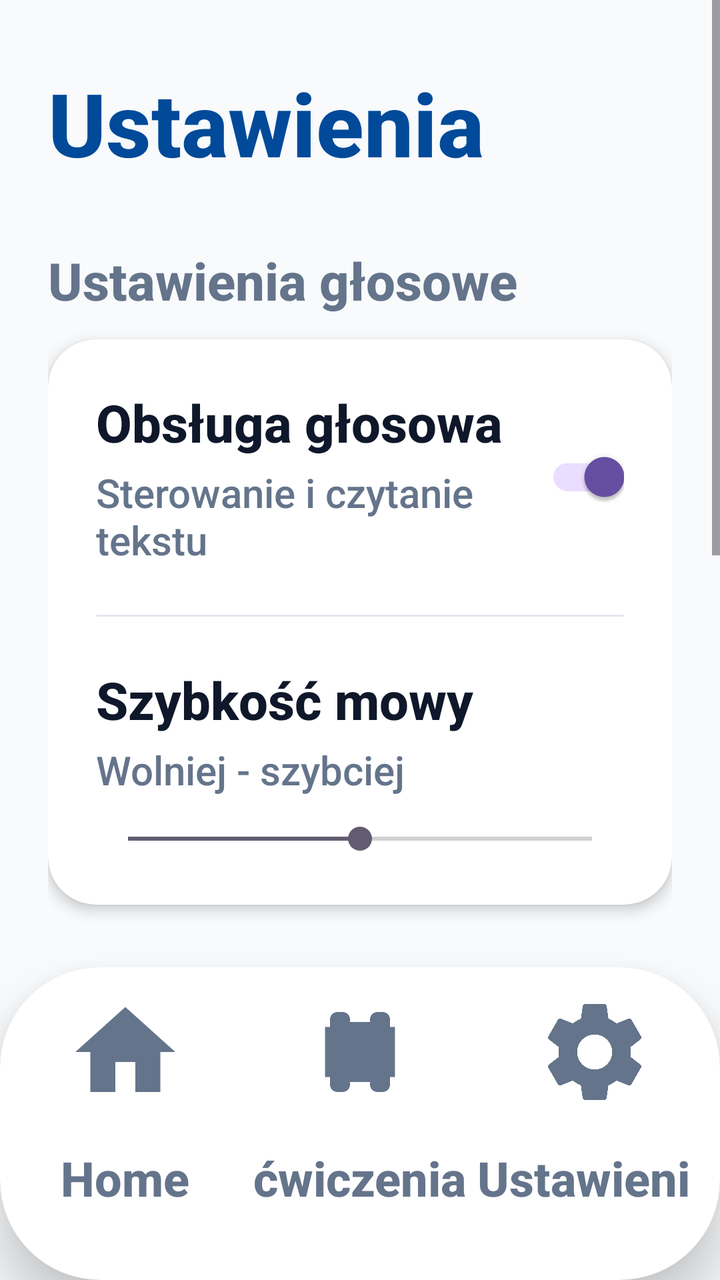
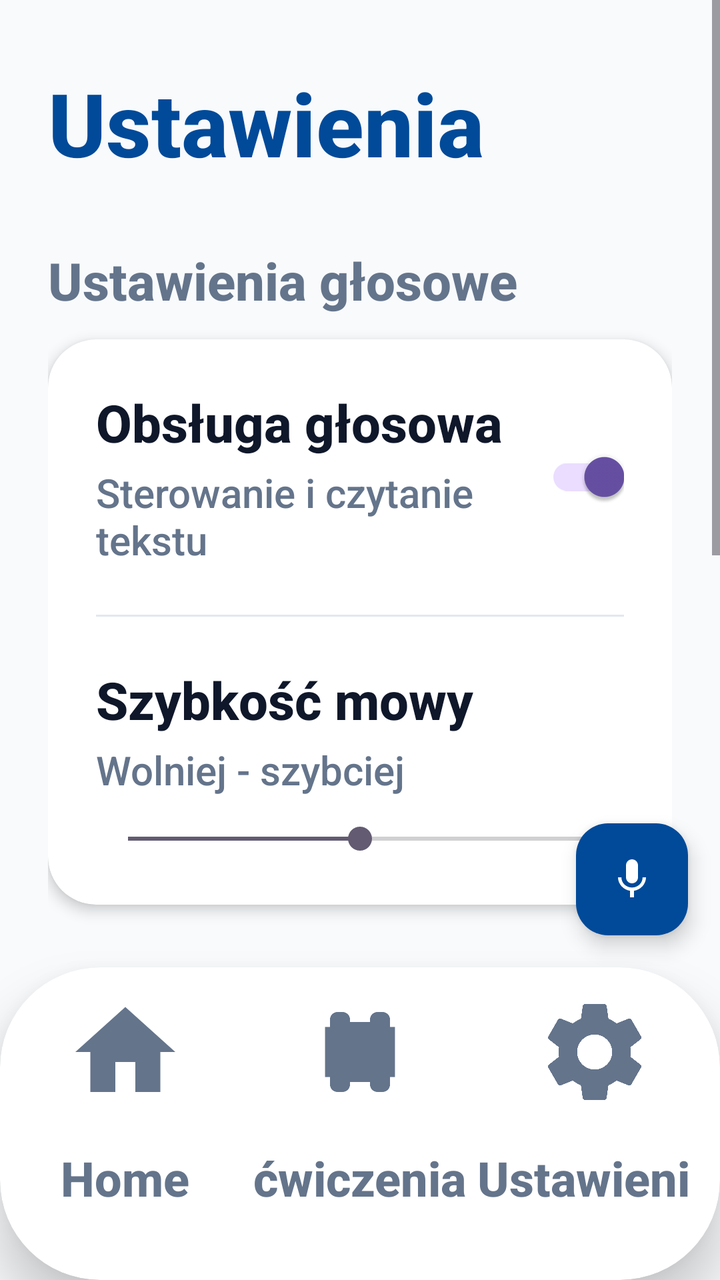

The first picture is an Android layout as it rendered before a commit; the second is the same layout after the commit. The layout source and the unified diff follow.
<!-- AndroidManifest.xml: application theme Theme.Fitnessapp -->
<!-- res/layout/activity_settings.xml -->
<?xml version="1.0" encoding="utf-8"?>
<androidx.constraintlayout.widget.ConstraintLayout xmlns:android="http://schemas.android.com/apk/res/android"
    xmlns:app="http://schemas.android.com/apk/res-auto"
    android:layout_width="match_parent"
    android:layout_height="match_parent"
    android:background="#F8FAFC">

    <ScrollView
        android:layout_width="match_parent"
        android:layout_height="0dp"
        android:fillViewport="true"
        android:overScrollMode="never"
        app:layout_constraintBottom_toTopOf="@id/bottom_nav_container"
        app:layout_constraintTop_toTopOf="parent">

        <LinearLayout
            android:layout_width="match_parent"
            android:layout_height="wrap_content"
            android:orientation="vertical"
            android:paddingHorizontal="24dp"
            android:paddingTop="32dp"
            android:paddingBottom="40dp">

            <TextView
                android:layout_width="match_parent"
                android:layout_height="wrap_content"
                android:text="Ustawienia"
                android:textColor="#004A99"
                android:textSize="44sp"
                android:textStyle="bold" />

            
            <TextView
                android:layout_width="match_parent"
                android:layout_height="wrap_content"
                android:layout_marginTop="32dp"
                android:text="Ustawienia głosowe"
                android:textColor="#64748B"
                android:textSize="26sp"
                android:textStyle="bold" />

            <androidx.cardview.widget.CardView
                android:layout_width="match_parent"
                android:layout_height="wrap_content"
                android:layout_marginTop="12dp"
                app:cardCornerRadius="24dp"
                app:cardElevation="4dp">

                <LinearLayout
                    android:layout_width="match_parent"
                    android:layout_height="wrap_content"
                    android:orientation="vertical">

                    
                    <LinearLayout
                        android:id="@+id/layout_voice_enabled"
                        android:layout_width="match_parent"
                        android:layout_height="wrap_content"
                        android:background="?attr/selectableItemBackground"
                        android:clickable="true"
                        android:focusable="true"
                        android:orientation="horizontal"
                        android:padding="24dp"
                        android:gravity="center_vertical">

                        <LinearLayout
                            android:layout_width="0dp"
                            android:layout_height="wrap_content"
                            android:layout_weight="1"
                            android:orientation="vertical">

                            <TextView
                                android:layout_width="wrap_content"
                                android:layout_height="wrap_content"
                                android:text="Obsługa głosowa"
                                android:textColor="#0F172A"
                                android:textSize="26sp"
                                android:textStyle="bold" />

                            <TextView
                                android:layout_width="wrap_content"
                                android:layout_height="wrap_content"
                                android:layout_marginTop="4dp"
                                android:text="Sterowanie i czytanie tekstu"
                                android:textColor="#64748B"
                                android:textSize="20sp" />
                        </LinearLayout>

                        <androidx.appcompat.widget.SwitchCompat
                            android:id="@+id/switch_voice_enabled"
                            android:layout_width="wrap_content"
                            android:layout_height="wrap_content"
                            android:checked="true" />
                    </LinearLayout>

                    <View
                        android:layout_width="match_parent"
                        android:layout_height="1dp"
                        android:layout_marginHorizontal="24dp"
                        android:background="#E2E8F0" />

                    
                    <LinearLayout
                        android:id="@+id/layout_speech_rate"
                        android:layout_width="match_parent"
                        android:layout_height="wrap_content"
                        android:orientation="vertical"
                        android:padding="24dp">

                        <TextView
                            android:layout_width="wrap_content"
                            android:layout_height="wrap_content"
                            android:text="Szybkość mowy"
                            android:textColor="#0F172A"
                            android:textSize="26sp"
                            android:textStyle="bold" />

                        <TextView
                            android:layout_width="wrap_content"
                            android:layout_height="wrap_content"
                            android:layout_marginTop="4dp"
                            android:text="Wolniej - szybciej"
                            android:textColor="#64748B"
                            android:textSize="20sp" />

                        <SeekBar
                            android:id="@+id/seekbar_speech_rate"
                            android:layout_width="match_parent"
                            android:layout_height="wrap_content"
                            android:layout_marginTop="12dp"
                            android:max="20"
                            android:progress="10" />
                    </LinearLayout>

                </LinearLayout>
            </androidx.cardview.widget.CardView>

            
            <TextView
                android:layout_width="match_parent"
                android:layout_height="wrap_content"
                android:layout_marginTop="32dp"
                android:text="Konto"
                android:textColor="#64748B"
                android:textSize="26sp"
                android:textStyle="bold" />

            <androidx.cardview.widget.CardView
                android:layout_width="match_parent"
                android:layout_height="wrap_content"
                android:layout_marginTop="12dp"
                app:cardCornerRadius="24dp"
                app:cardElevation="4dp">

                <LinearLayout
                    android:layout_width="match_parent"
                    android:layout_height="wrap_content"
                    android:orientation="vertical">

                    <TextView
                        android:id="@+id/tv_change_name"
                        android:layout_width="match_parent"
                        android:layout_height="wrap_content"
                        android:background="?attr/selectableItemBackground"
                        android:clickable="true"
                        android:focusable="true"
                        android:padding="24dp"
                        android:text="Zmień imię"
                        android:textColor="#0F172A"
                        android:textSize="26sp"
                        android:textStyle="bold" />

                    <View
                        android:layout_width="match_parent"
                        android:layout_height="1dp"
                        android:layout_marginHorizontal="24dp"
                        android:background="#E2E8F0" />

                    <TextView
                        android:id="@+id/tv_edit_conditions"
                        android:layout_width="match_parent"
                        android:layout_height="wrap_content"
                        android:background="?attr/selectableItemBackground"
                        android:clickable="true"
                        android:focusable="true"
                        android:padding="24dp"
                        android:text="Moje schorzenia"
                        android:textColor="#0F172A"
                        android:textSize="26sp"
                        android:textStyle="bold" />

                </LinearLayout>
            </androidx.cardview.widget.CardView>

            <Button
                android:id="@+id/btn_logout_settings"
                android:layout_width="match_parent"
                android:layout_height="72dp"
                android:layout_marginTop="32dp"
                android:background="@drawable/bg_button_primary"
                android:text="Wyloguj się"
                android:textAllCaps="false"
                android:textColor="@color/white"
                android:textSize="26sp"
                android:textStyle="bold"
                app:backgroundTint="#EF4444" />

        </LinearLayout>
    </ScrollView>

    <include
        android:id="@+id/bottom_nav_container"
        layout="@layout/layout_bottom_nav"
        android:layout_width="match_parent"
        android:layout_height="wrap_content"
        app:layout_constraintBottom_toBottomOf="parent" />

</androidx.constraintlayout.widget.ConstraintLayout>
<!-- res/layout/layout_bottom_nav.xml (included above) -->
<?xml version="1.0" encoding="utf-8"?>
<androidx.cardview.widget.CardView xmlns:android="http://schemas.android.com/apk/res/android"
    xmlns:app="http://schemas.android.com/apk/res-auto"
    android:id="@+id/bottom_nav_container"
    android:layout_width="match_parent"
    android:layout_height="210dp"
    app:cardCornerRadius="50dp"
    app:cardElevation="16dp"
    app:cardBackgroundColor="#FFFFFF"
    android:layout_marginBottom="-35dp">

    <LinearLayout
        android:layout_width="match_parent"
        android:layout_height="match_parent"
        android:orientation="horizontal"
        android:paddingBottom="35dp"
        android:paddingHorizontal="4dp"
        android:gravity="bottom">

        
        <LinearLayout
            android:id="@+id/nav_home"
            android:layout_width="0dp"
            android:layout_height="match_parent"
            android:layout_weight="1"
            android:gravity="center"
            android:orientation="vertical"
            android:clickable="true"
            android:focusable="true"
            android:background="?android:attr/selectableItemBackground">

            <androidx.cardview.widget.CardView
                android:id="@+id/nav_home_indicator"
                android:layout_width="120dp"
                android:layout_height="85dp"
                app:cardCornerRadius="30dp"
                app:cardElevation="0dp"
                app:cardBackgroundColor="@android:color/transparent">
                <ImageView
                    android:id="@+id/nav_home_icon"
                    android:layout_width="60dp"
                    android:layout_height="60dp"
                    android:layout_gravity="center"
                    android:src="@drawable/ic_home"
                    app:tint="#64748B" />
            </androidx.cardview.widget.CardView>
            <TextView
                android:id="@+id/nav_home_text"
                android:layout_width="wrap_content"
                android:layout_height="wrap_content"
                android:text="Home"
                android:textColor="#64748B"
                android:textStyle="bold"
                android:textSize="24sp"
                android:maxLines="1"
                android:ellipsize="none"
                android:layout_marginTop="4dp" />
        </LinearLayout>

        
        <LinearLayout
            android:id="@+id/nav_plan"
            android:layout_width="0dp"
            android:layout_height="match_parent"
            android:layout_weight="1"
            android:gravity="center"
            android:orientation="vertical"
            android:clickable="true"
            android:focusable="true"
            android:background="?android:attr/selectableItemBackground">

            <androidx.cardview.widget.CardView
                android:id="@+id/nav_plan_indicator"
                android:layout_width="120dp"
                android:layout_height="85dp"
                app:cardCornerRadius="30dp"
                app:cardElevation="0dp"
                app:cardBackgroundColor="@android:color/transparent">
                <ImageView
                    android:id="@+id/nav_plan_icon"
                    android:layout_width="60dp"
                    android:layout_height="60dp"
                    android:layout_gravity="center"
                    android:src="@drawable/ic_dumbbell"
                    app:tint="#64748B" />
            </androidx.cardview.widget.CardView>
            <TextView
                android:id="@+id/nav_plan_text"
                android:layout_width="wrap_content"
                android:layout_height="wrap_content"
                android:text="ćwiczenia"
                android:textColor="#64748B"
                android:textStyle="bold"
                android:textSize="24sp"
                android:maxLines="1"
                android:ellipsize="none"
                android:layout_marginTop="4dp" />
        </LinearLayout>

        
        <LinearLayout
            android:id="@+id/nav_settings"
            android:layout_width="0dp"
            android:layout_height="match_parent"
            android:layout_weight="1"
            android:gravity="center"
            android:orientation="vertical"
            android:clickable="true"
            android:focusable="true"
            android:background="?android:attr/selectableItemBackground">

            <androidx.cardview.widget.CardView
                android:id="@+id/nav_settings_indicator"
                android:layout_width="120dp"
                android:layout_height="85dp"
                app:cardCornerRadius="30dp"
                app:cardElevation="0dp"
                app:cardBackgroundColor="@android:color/transparent">
                <ImageView
                    android:id="@+id/nav_settings_icon"
                    android:layout_width="60dp"
                    android:layout_height="60dp"
                    android:layout_gravity="center"
                    android:src="@drawable/ic_settings"
                    app:tint="#64748B" />
            </androidx.cardview.widget.CardView>
            <TextView
                android:id="@+id/nav_settings_text"
                android:layout_width="wrap_content"
                android:layout_height="wrap_content"
                android:text="Ustawienia"
                android:textColor="#64748B"
                android:textStyle="bold"
                android:textSize="24sp"
                android:maxLines="1"
                android:ellipsize="none"
                android:layout_marginTop="4dp" />
        </LinearLayout>

    </LinearLayout>
</androidx.cardview.widget.CardView>
<!-- resources referenced by this layout -->
<resources>
  <color name="white">#FFFFFFFF</color>
  <!-- drawable bg_button_primary (drawable) -->
  <shape xmlns:android="http://schemas.android.com/apk/res/android"
      android:shape="rectangle">
      <solid android:color="@color/blue_primary" />
      <corners android:radius="16dp" />
  </shape>
  <!-- drawable ic_dumbbell (drawable) -->
  <vector xmlns:android="http://schemas.android.com/apk/res/android"
      android:width="24dp"
      android:height="24dp"
      android:viewportWidth="24"
      android:viewportHeight="24">
      <path
          android:fillColor="#000000"
          android:pathData="M18,18.5V17H19V7H18V5.5A1.5,1.5 0,0 0,16.5 4H15.5A1.5,1.5 0,0 0,14 5.5V6H10V5.5A1.5,1.5 0,0 0,8.5 4H7.5A1.5,1.5 0,0 0,6 5.5V7H5V17H6V18.5A1.5,1.5 0,0 0,7.5 20H8.5A1.5,1.5 0,0 0,10 18.5V18H14V18.5A1.5,1.5 0,0 0,15.5 20H16.5A1.5,1.5 0,0 0,18 18.5Z"/>
  </vector>
  <!-- drawable ic_home (drawable) -->
  <vector xmlns:android="http://schemas.android.com/apk/res/android"
      android:width="24dp"
      android:height="24dp"
      android:viewportWidth="24"
      android:viewportHeight="24">
      <path
          android:fillColor="#FF000000"
          android:pathData="M10,20V14H14V20H19V12H22L12,3L2,12H5V20H10Z" />
  </vector>
  <!-- drawable ic_settings (drawable) -->
  <vector xmlns:android="http://schemas.android.com/apk/res/android"
      android:width="24dp"
      android:height="24dp"
      android:viewportWidth="24"
      android:viewportHeight="24">
      <path
          android:fillColor="@android:color/white"
          android:pathData="M19.14,12.94c0.04,-0.3 0.06,-0.61 0.06,-0.94c0,-0.32 -0.02,-0.64 -0.07,-0.94l2.03,-1.58c0.18,-0.14 0.23,-0.41 0.12,-0.61l-1.92,-3.32c-0.12,-0.22 -0.37,-0.29 -0.59,-0.22l-2.39,0.96c-0.5,-0.38 -1.03,-0.7 -1.62,-0.94L14.4,2.81c-0.04,-0.24 -0.24,-0.41 -0.48,-0.41h-3.84c-0.24,0 -0.43,0.17 -0.47,0.41L9.25,5.35C8.66,5.59 8.13,5.91 7.63,6.29L5.24,5.33c-0.22,-0.08 -0.47,0 -0.59,0.22L2.74,8.87C2.62,9.08 2.66,9.34 2.84,9.48l2.03,1.58C4.82,11.36 4.8,11.68 4.8,12c0,0.32 0.02,0.64 0.07,0.94l-2.03,1.58c-0.18,0.14 -0.23,0.41 -0.12,0.61l1.92,3.32c0.12,0.22 0.37,0.29 0.59,0.22l2.39,-0.96c0.5,0.38 1.03,0.7 1.62,0.94l0.36,2.54c0.05,0.24 0.24,0.41 0.48,0.41h3.84c0.24,0 0.44,-0.17 0.47,-0.41l0.36,-2.54c0.59,-0.24 1.13,-0.56 1.62,-0.94l2.39,0.96c0.22,0.08 0.47,0 0.59,-0.22l1.92,-3.32c0.12,-0.22 0.07,-0.47 -0.12,-0.61l-2.01,-1.58zM12,15.5c-1.93,0 -3.5,-1.57 -3.5,-3.5s1.57,-3.5 3.5,-3.5s3.5,1.57 3.5,3.5s-1.57,3.5 -3.5,3.5z"/>
  </vector>
  <style name="Theme.Fitnessapp" parent="Base.Theme.Fitnessapp" />
  <color name="blue_primary">#2563EB</color>
  <style name="Base.Theme.Fitnessapp" parent="Theme.Material3.Light.NoActionBar">
          
          <item name="android:fontFamily">sans-serif-medium</item>
          <item name="android:textAllCaps">false</item>
          <item name="android:textColor">#0F172A</item>
          <item name="android:windowBackground">#F8FAFC</item>
      </style>
</resources>

<!-- the commit's change to res/layout/activity_settings.xml (unified diff, before → after) -->
@@ -214,6 +214,18 @@
         android:layout_width="match_parent"
         android:layout_height="wrap_content"
         app:layout_constraintBottom_toBottomOf="parent" />
+
+    <com.google.android.material.floatingactionbutton.FloatingActionButton
+        android:id="@+id/fab_mic"
+        android:layout_width="wrap_content"
+        android:layout_height="wrap_content"
+        android:layout_margin="16dp"
+        android:src="@drawable/ic_mic"
+        app:tint="@color/white"
+        app:backgroundTint="#004A99"
+        app:fabSize="normal"
+        app:layout_constraintBottom_toTopOf="@id/bottom_nav_container"
+        app:layout_constraintEnd_toEndOf="parent" />
 
 </androidx.constraintlayout.widget.ConstraintLayout>
 <!-- res/layout/layout_bottom_nav.xml (included above) -->
<!-- resource entries referenced after the edit -->
@@ -27,6 +27,16 @@
           android:fillColor="#FF000000"
           android:pathData="M10,20V14H14V20H19V12H22L12,3L2,12H5V20H10Z" />
   </vector>
+  <!-- drawable ic_mic (drawable) -->
+  <vector xmlns:android="http://schemas.android.com/apk/res/android"
+      android:width="24dp"
+      android:height="24dp"
+      android:viewportWidth="24"
+      android:viewportHeight="24">
+      <path
+          android:fillColor="#1A5DFF"
+          android:pathData="M12,14c1.66,0 3,-1.34 3,-3V5c0,-1.66 -1.34,-3 -3,-3S9,3.34 9,5v6C9,12.66 10.34,14 12,14zM17.3,11c0,3 -2.54,5.1 -5.3,5.1S6.7,14 6.7,11H5c0,3.41 2.72,6.23 6,6.72V21h2v-3.28c3.28,-0.49 6,-3.31 6,-6.72H17.3z"/>
+  </vector>
   <!-- drawable ic_settings (drawable) -->
   <vector xmlns:android="http://schemas.android.com/apk/res/android"
       android:width="24dp"
